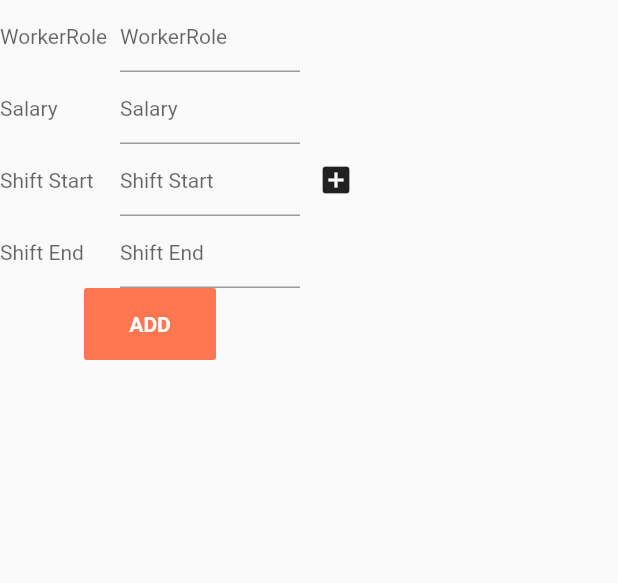
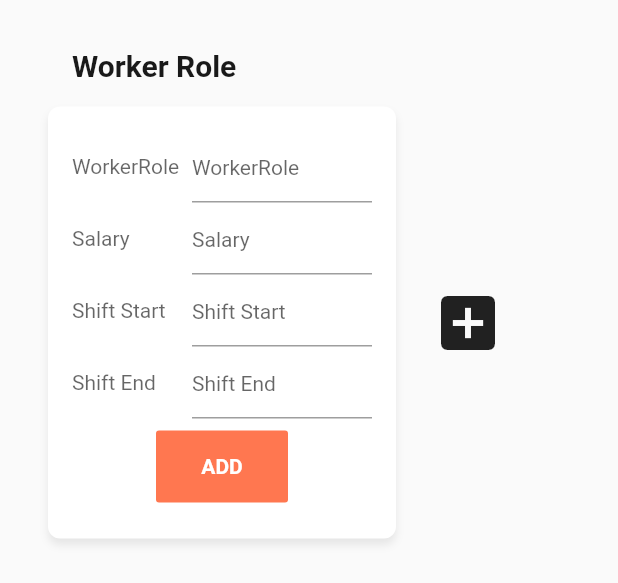
Before and after one commit to TanavShah/DBMS-Mess-Management-System, a Flutter app: the ManageWorkerRole widget shown alone on an empty page, opened directly, after a tap on the "add box" icon, on a phone screen of 412 x 824 dp. Shown: the top 583 px of the screen. Run offline on Flutter 3.47's test engine with Material 2 defaults, Android fonts, the phone set to English and light mode, and no system bars; our stand-ins replace fluttertoast, get_it, google_fonts, jiffy, shared_preferences; accounts and stored records are empty; generated files the repository leaves out were written again; network calls fail.

Commit message:
worker role UI ench

```diff
--- a/mess_management_web/lib/core/viewmodels/workerrole_model.dart
+++ b/mess_management_web/lib/core/viewmodels/workerrole_model.dart
@@ -18,7 +18,9 @@ class WorkerRoleModel extends BaseModel {
 
   List<WorkerRole> _roles;
 
-  List<WorkerRole> get roles => _roles;
+  List<WorkerRole> get roles => _roles != null
+      ? (_roles..sort((w1, w2) => w1.workerRole.compareTo(w2.workerRole)))
+      : [];
 
   set roles(List<WorkerRole> value) {
     _roles = value;
--- a/mess_management_web/lib/ui/home/add_data/manage_worker_role.dart
+++ b/mess_management_web/lib/ui/home/add_data/manage_worker_role.dart
@@ -31,20 +31,41 @@ class _ManageWorkerRoleState extends State<ManageWorkerRole> {
                 ),
               )
             : <Widget>[];
-        return Container(
-          child: Row(
+        return Padding(
+          padding: const EdgeInsets.symmetric(vertical: 32.0, horizontal: 16),
+          child: Column(
+            crossAxisAlignment: CrossAxisAlignment.start,
             children: [
-              Row(
+              Padding(
+                padding: const EdgeInsets.symmetric(horizontal: 32.0),
+                child: Text(
+                  "Worker Role",
+                  style: b90_20_600,
+                ),
+              ),
+              Container(
+                child: Wrap(
+                  crossAxisAlignment: WrapCrossAlignment.center,
+                  children: [
+                    Wrap(
                       children: list,
                     ),
-              if (showAddCard) WorkerRoleAddCard(callback: setFalseCallback),
+                    if (showAddCard)
+                      WorkerRoleAddCard(callback: setFalseCallback),
                     IconButton(
-                icon: Icon(Icons.add_box),
+                      iconSize: 48,
+                      icon: Icon(
+                        Icons.add_box,
+                        size: 48,
+                      ),
                       onPressed: () {
                         setState(() {
                           showAddCard = true;
                         });
                       },
+                    ),
+                  ],
+                ),
               ),
             ],
           ),
@@ -61,7 +82,11 @@ class WorkerRoleAddCard extends StatelessWidget {
   @override
   Widget build(BuildContext context) {
     final model = Provider.of<WorkerRoleModel>(context, listen: false);
-    return Container(
+    return Padding(
+      padding: const EdgeInsets.all(16.0),
+      child: Container(
+        padding: const EdgeInsets.all(16.0),
+        decoration: cardDecorationDeepShadow,
         child: Column(
           mainAxisSize: MainAxisSize.min,
           children: [
@@ -93,14 +118,18 @@ class WorkerRoleAddCard extends StatelessWidget {
                 model.role = model.role..shiftEnd = value;
               },
             ),
-          AppButton(
+            Padding(
+              padding: const EdgeInsets.all(8.0),
+              child: AppButton(
                 text: "ADD",
                 onPressed: () {
                   model.addWorkerRole(model.role);
                   callback();
                 },
               ),
+            ),
           ],
+        ),
       ),
     );
   }
@@ -113,14 +142,21 @@ class WorkerRoleCard extends StatelessWidget {
   @override
   Widget build(BuildContext context) {
     final model = Provider.of<WorkerRoleModel>(context, listen: false);
-    return Container(
+    return Padding(
+      padding: const EdgeInsets.all(16.0),
+      child: Container(
+        width: 230,
+        padding: EdgeInsets.all(16.0),
+        decoration: cardDecorationDeepShadow,
         child: Column(
           mainAxisSize: MainAxisSize.min,
           children: [
             Row(
+              mainAxisAlignment: MainAxisAlignment.spaceBetween,
               children: [
                 Text(
                   role.workerRole,
+                  style: appBlack_16_600,
                 ),
                 IconButton(
                   icon: Icon(Icons.delete_forever),
@@ -152,6 +188,7 @@ class WorkerRoleCard extends StatelessWidget {
               },
             ),
           ],
+        ),
       ),
     );
   }
@@ -220,7 +257,10 @@ class _DynamicEditFieldState extends State<DynamicEditField> {
                 Expanded(child: Text(widget.name, style: b60_14)),
                 Text(widget.val, style: b90_14),
                 IconButton(
-                  icon: Icon(Icons.edit),
+                  icon: Icon(
+                    Icons.edit,
+                    size: 16,
+                  ),
                   onPressed: () {
                     setState(() {
                       isEditing = true;
--- a/mess_management_web/lib/ui/home/home_page.dart
+++ b/mess_management_web/lib/ui/home/home_page.dart
@@ -54,6 +54,7 @@ class _HomePageState extends State<HomePage> {
   Widget activePage(int index) {
     switch (index) {
       case 0:
+        return ManageWorkerRole();
         return MessMenuPage();
       case 1:
         return ProfilePage();
```
Lines whose indentation alone changed are shown as unchanged.
